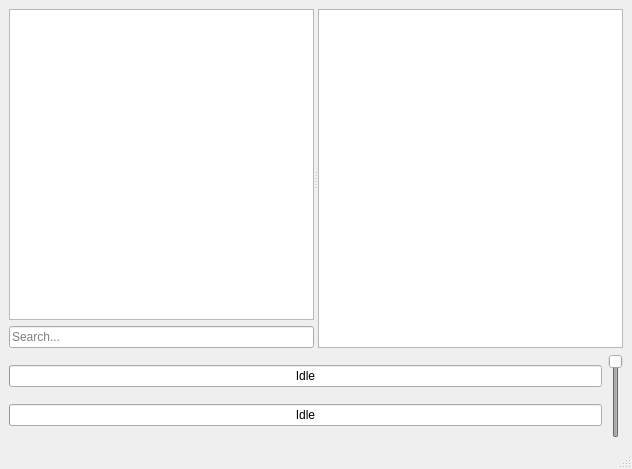
Qt form failplay.ui (Svedrin/failplay) before a commit.
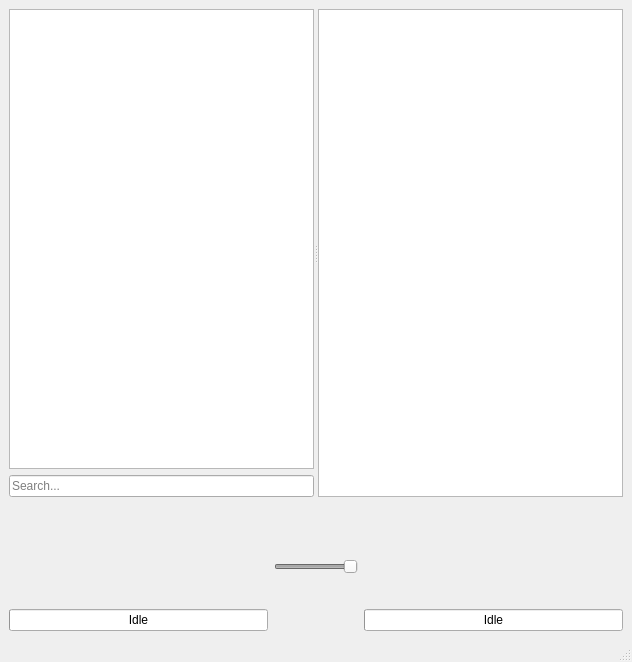
The same form after that commit. Custom widgets are drawn as their Qt base class.

Commit message: add analyzers to gui, change layout

```diff
--- a/failplay.ui
+++ b/failplay.ui
@@ -7,14 +7,14 @@
     <x>0</x>
     <y>0</y>
     <width>632</width>
-    <height>469</height>
+    <height>662</height>
    </rect>
   </property>
   <property name="windowTitle">
    <string>FailPlay</string>
   </property>
   <widget class="QWidget" name="centralwidget">
-   <layout class="QVBoxLayout" name="verticalLayout_3">
+   <layout class="QVBoxLayout" name="verticalLayout_4">
     <item>
      <widget class="QSplitter" name="splitter">
       <property name="sizePolicy">
@@ -85,15 +85,22 @@
      </widget>
     </item>
     <item>
-     <layout class="QHBoxLayout" name="horizontalLayout_2">
-      <property name="sizeConstraint">
-       <enum>QLayout::SetMinimumSize</enum>
-      </property>
+     <layout class="QHBoxLayout" name="horizontalLayout">
       <item>
        <layout class="QVBoxLayout" name="verticalLayout">
         <property name="sizeConstraint">
          <enum>QLayout::SetMinimumSize</enum>
         </property>
+        <item>
+         <widget class="QFftAnalyzer" name="anzSong" native="true">
+          <property name="minimumSize">
+           <size>
+            <width>0</width>
+            <height>100</height>
+           </size>
+          </property>
+         </widget>
+        </item>
         <item>
          <widget class="QProgressBar" name="pgbSongProgress">
           <property name="value">
@@ -110,22 +117,6 @@
           </property>
          </widget>
         </item>
-        <item>
-         <widget class="QProgressBar" name="pgbSongProgressPrev">
-          <property name="value">
-           <number>0</number>
-          </property>
-          <property name="textVisible">
-           <bool>true</bool>
-          </property>
-          <property name="invertedAppearance">
-           <bool>false</bool>
-          </property>
-          <property name="format">
-           <string>Idle</string>
-          </property>
-         </widget>
-        </item>
        </layout>
       </item>
       <item>
@@ -149,10 +140,40 @@
          <number>100</number>
         </property>
         <property name="orientation">
-         <enum>Qt::Vertical</enum>
+         <enum>Qt::Horizontal</enum>
         </property>
        </widget>
       </item>
+      <item>
+       <layout class="QVBoxLayout" name="verticalLayout_3">
+        <item>
+         <widget class="QFftAnalyzer" name="anzPrev" native="true">
+          <property name="minimumSize">
+           <size>
+            <width>0</width>
+            <height>100</height>
+           </size>
+          </property>
+         </widget>
+        </item>
+        <item>
+         <widget class="QProgressBar" name="pgbSongProgressPrev">
+          <property name="value">
+           <number>0</number>
+          </property>
+          <property name="textVisible">
+           <bool>true</bool>
+          </property>
+          <property name="invertedAppearance">
+           <bool>false</bool>
+          </property>
+          <property name="format">
+           <string>Idle</string>
+          </property>
+         </widget>
+        </item>
+       </layout>
+      </item>
      </layout>
     </item>
    </layout>
@@ -175,6 +196,12 @@
    <extends>QTreeView</extends>
    <header>libraryview.h</header>
   </customwidget>
+  <customwidget>
+   <class>QFftAnalyzer</class>
+   <extends>QWidget</extends>
+   <header location="global">analyzer.h</header>
+   <container>1</container>
+  </customwidget>
  </customwidgets>
  <resources/>
  <connections/>
```
Left out of the diff: 2 changed lines with no effect on the pictures. The commit also changes 1 other file.
